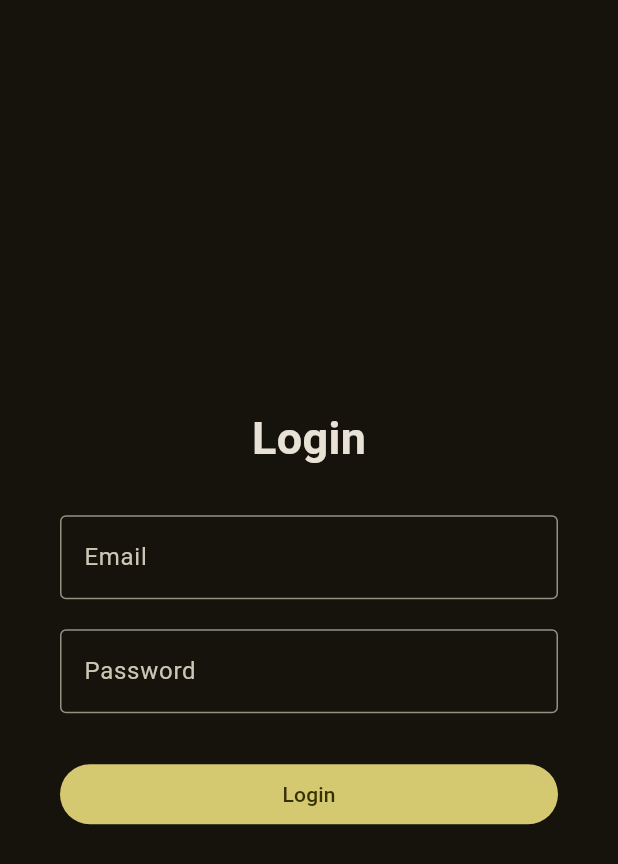
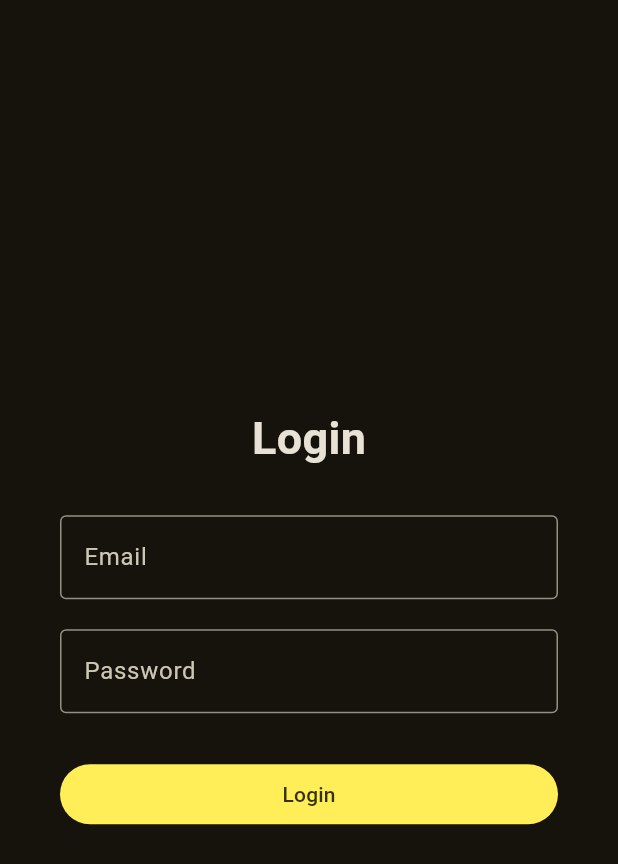
Before and after one commit to gab-25/todos_app, a Flutter app: the screen it shows after launch, on a phone screen of 412 x 824 dp. Shown: the top 864 px of the screen. Run offline on Flutter 3.47's test engine with Material 3 defaults, Android fonts, the phone set to English and light mode, and no system bars; our stand-ins replace cloud_firestore, equatable, firebase_auth, firebase_core, firebase_database, firebase_messaging and 1 more; accounts and stored records are empty; generated files the repository leaves out were written again.

Commit message:
change color theme

```diff
--- a/lib/ui/app.dart
+++ b/lib/ui/app.dart
@@ -38,6 +38,7 @@ class AppView extends StatelessWidget {
         colorScheme: ColorScheme.fromSeed(
           seedColor: Colors.yellow,
           brightness: Brightness.dark,
+          primary: Colors.yellow[400],
         ),
         useMaterial3: true,
       ),
--- a/lib/ui/pages/landing_page.dart
+++ b/lib/ui/pages/landing_page.dart
@@ -71,8 +71,8 @@ class LandingPage extends StatelessWidget {
           ),
         )),
         currentIndex: AppTabs.values.indexOf(_tabSelected),
-        selectedItemColor: Colors.black,
-        unselectedItemColor: Colors.grey,
+        selectedItemColor: Theme.of(context).colorScheme.surface,
+        unselectedItemColor: Theme.of(context).colorScheme.secondary,
         backgroundColor: Theme.of(context).colorScheme.primary,
       ),
     );
```
